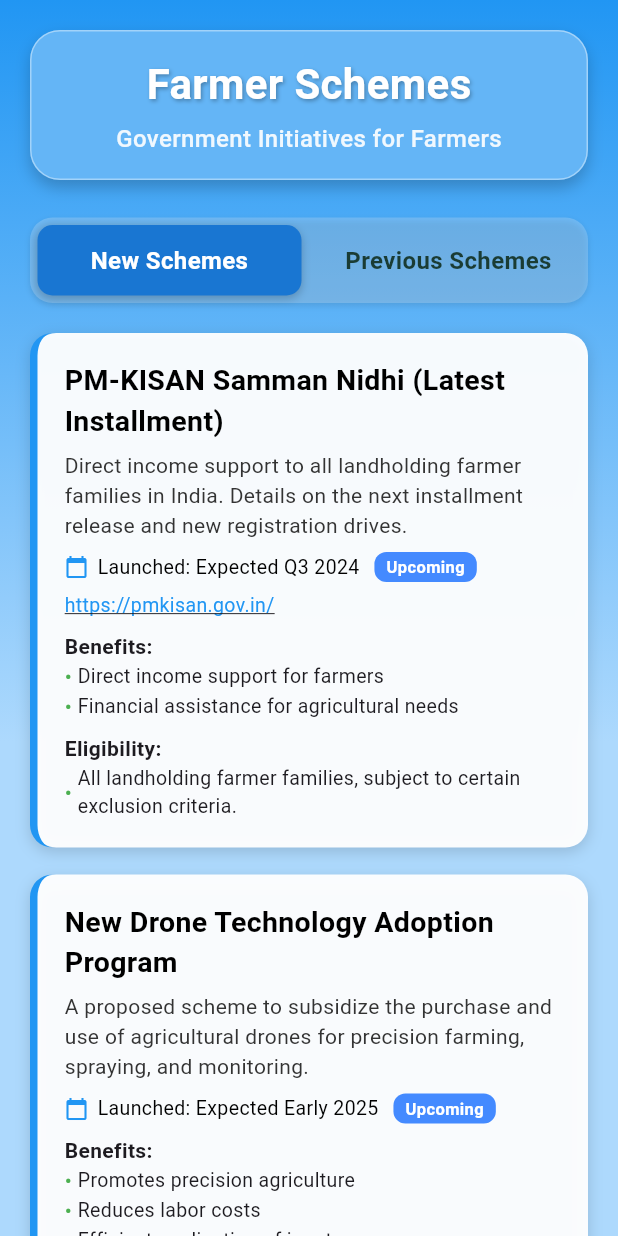
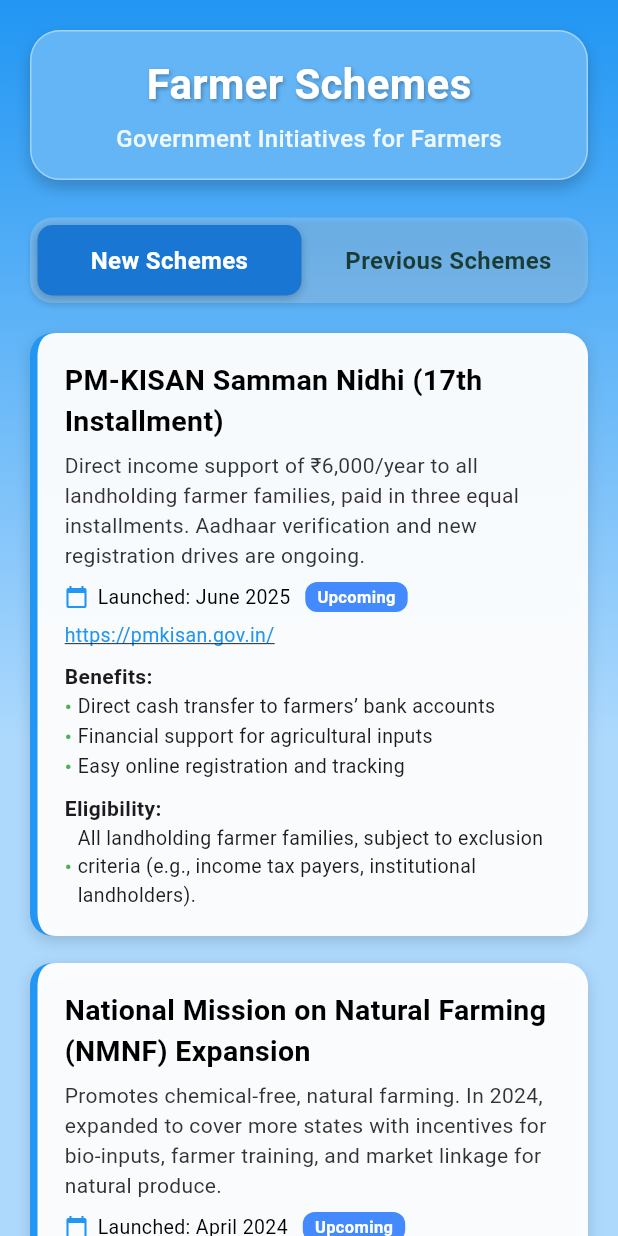
Before and after one commit to pranav14-1/HariVest, a Flutter app: the ReminderScreen screen opened directly, on a phone screen of 412 x 824 dp. Run offline on Flutter 3.47's test engine with Material 3 defaults, Android fonts, the phone set to English and light mode, and no system bars; our stand-ins replace firebase_auth, firebase_core, flutter_dotenv, google_generative_ai, image_picker; accounts and stored records are empty.

Commit message:
Refactor Scheme model and update mock data
Moved the Scheme class to a new file (lib/models/scheme.dart) and updated reminder_screen.dart to import it. Expanded and revised the mockSchemes list with updated and new scheme entries, improving data structure and clarity.

```diff
--- /dev/null
+++ b/lib/models/scheme.dart
@@ -0,0 +1,21 @@
+class Scheme {
+  final String id;
+  final String name;
+  final String description;
+  final String launchDate;
+  final String status; // 'previous' | 'upcoming' | 'newly-launched'
+  final String? link;
+  final List<String> benefits;
+  final List<String> eligibility;
+
+  Scheme({
+    required this.id,
+    required this.name,
+    required this.description,
+    required this.launchDate,
+    required this.status,
+    this.link,
+    required this.benefits,
+    required this.eligibility,
+  });
+}
--- a/lib/screens/reminder_screen.dart
+++ b/lib/screens/reminder_screen.dart
@@ -1,34 +1,115 @@
 import 'package:flutter/material.dart';
-
-// --- MOCK DATA FOR FARMER SCHEMES ---
-class Scheme {
-  final String id;
-  final String name;
-  final String description;
-  final String launchDate;
-  final String status; // 'previous' | 'upcoming' | 'newly-launched'
-  final String? link;
-  final List<String> benefits;
-  final List<String> eligibility;
-
-  Scheme({
-    required this.id,
-    required this.name,
-    required this.description,
-    required this.launchDate,
-    required this.status,
-    this.link,
-    required this.benefits,
-    required this.eligibility,
-  });
-}
+import 'package:pws/models/scheme.dart';
 
 final List<Scheme> mockSchemes = [
   Scheme(
     id: 'scheme1',
+    name: 'PM-KISAN Samman Nidhi (17th Installment)',
+    description:
+        'Direct income support of ₹6,000/year to all landholding farmer families, paid in three equal installments. Aadhaar verification and new registration drives are ongoing.',
+    launchDate: 'June 2025',
+    status: 'upcoming',
+    link: 'https://pmkisan.gov.in/',
+    benefits: [
+      'Direct cash transfer to farmers’ bank accounts',
+      'Financial support for agricultural inputs',
+      'Easy online registration and tracking',
+    ],
+    eligibility: [
+      'All landholding farmer families, subject to exclusion criteria (e.g., income tax payers, institutional landholders).',
+    ],
+  ),
+  Scheme(
+    id: 'scheme2',
+    name: 'National Mission on Natural Farming (NMNF) Expansion',
+    description:
+        'Promotes chemical-free, natural farming. In 2024, expanded to cover more states with incentives for bio-inputs, farmer training, and market linkage for natural produce.',
+    launchDate: 'April 2024',
+    status: 'upcoming',
+    link: 'https://agricoop.gov.in/',
+    benefits: [
+      'Financial assistance for adopting natural farming',
+      'Training and capacity building',
+      'Support for bio-input production units',
+    ],
+    eligibility: [
+      'Small and marginal farmers, FPOs, and SHGs engaged in natural farming.',
+    ],
+  ),
+  Scheme(
+    id: 'scheme3',
+    name: 'Drone Didi Yojana',
+    description:
+        'Empowers women’s self-help groups (SHGs) to operate agricultural drones for crop monitoring and spraying. Subsidies and training provided for drone purchase and operation.',
+    launchDate: 'January 2025',
+    status: 'upcoming',
+    link: 'https://pib.gov.in/',
+    benefits: [
+      'Subsidized drones for SHGs',
+      'Training and certification for women operators',
+      'Promotes precision agriculture and women’s entrepreneurship',
+    ],
+    eligibility: [
+      'Registered women’s self-help groups (SHGs) in rural areas.',
+    ],
+  ),
+  Scheme(
+    id: 'scheme4',
+    name: 'Climate Smart Villages 2.0',
+    description:
+        'Expanded in 2024, this initiative focuses on climate-resilient crops, water conservation, and digital weather advisory services. Includes IoT-based soil and weather sensors in pilot districts.',
+    launchDate: 'July 2024',
+    status: 'upcoming',
+    link: 'https://agricoop.gov.in/',
+    benefits: [
+      'Access to climate-resilient seeds',
+      'Subsidies for micro-irrigation and water harvesting',
+      'Real-time weather and soil health alerts',
+    ],
+    eligibility: [
+      'Farmers in selected climate-vulnerable districts.',
+    ],
+  ),
+  Scheme(
+    id: 'scheme5',
+    name: 'Agri-Startup Challenge 2025',
+    description:
+        'A new grant and incubation program for agri-tech startups, focusing on AI, IoT, and sustainable solutions for smallholder farmers. Winners receive funding, mentorship, and pilot opportunities.',
+    launchDate: 'March 2025',
+    status: 'upcoming',
+    link: 'https://www.startupindia.gov.in/',
+    benefits: [
+      'Seed funding and incubation',
+      'Pilot projects with government support',
+      'Access to agri-business networks',
+    ],
+    eligibility: [
+      'Registered Indian startups in the agriculture sector.',
+    ],
+  ),
+  Scheme(
+    id: 'scheme6',
+    name: 'Digital Crop Survey (DCS) 2.0',
+    description:
+        'Nationwide rollout of digital crop survey using satellite and mobile app data for accurate crop area records, enabling better insurance, subsidy, and disaster relief targeting.',
+    launchDate: '2024–2025',
+    status: 'upcoming',
+    link: 'https://pib.gov.in/',
+    benefits: [
+      'Accurate crop data for all farmers',
+      'Faster insurance and disaster compensation',
+      'Reduced paperwork for government schemes',
+    ],
+    eligibility: [
+      'All farmers participating in government crop schemes.',
+    ],
+  ),
+  // Example of a previous scheme (for tab separation)
+  Scheme(
+    id: 'scheme7',
     name: 'Pradhan Mantri Fasal Bima Yojana (PMFBY)',
     description:
-        'A scheme to provide insurance coverage and financial support to farmers in the event of failure of any of the notified crops as a result of natural calamities, pests & diseases.',
+        'Insurance coverage and financial support to farmers in the event of failure of notified crops as a result of natural calamities, pests & diseases.',
     launchDate: 'February 2016',
     status: 'previous',
     link: 'https://pmfby.gov.in/',
@@ -42,10 +123,10 @@
     ],
   ),
   Scheme(
-    id: 'scheme2',
+    id: 'scheme8',
     name: 'Kisan Credit Card (KCC) Scheme',
     description:
-        'A scheme to provide adequate and timely credit support to farmers for their cultivation needs, purchase of agricultural inputs, and post-harvest expenses.',
+        'Adequate and timely credit support to farmers for their cultivation needs, purchase of agricultural inputs, and post-harvest expenses.',
     launchDate: 'August 1998',
     status: 'previous',
     link: 'https://pmkisan.gov.in/KccApplication.aspx',
@@ -59,10 +140,10 @@
     ],
   ),
   Scheme(
-    id: 'scheme3',
+    id: 'scheme9',
     name: 'Soil Health Card Scheme',
     description:
-        'A program launched to help farmers improve productivity through judicious use of fertilizers by providing soil nutrient status to farmers.',
+        'Helps farmers improve productivity through judicious use of fertilizers by providing soil nutrient status to farmers.',
     launchDate: 'February 2015',
     status: 'previous',
     link: 'https://www.soilhealth.dac.gov.in/',
@@ -74,10 +155,10 @@
     eligibility: ['All farmers can get a Soil Health Card.'],
   ),
   Scheme(
-    id: 'scheme4',
+    id: 'scheme10',
     name: 'National Agriculture Market (e-NAM)',
     description:
-        'An online trading platform for agricultural commodities in India. The platform facilitates farmers, traders, and buyers with online trading in commodities.',
+        'An online trading platform for agricultural commodities in India, facilitating farmers, traders, and buyers with online trading.',
     launchDate: 'April 2016',
     status: 'previous',
     link: 'https://www.enam.gov.in/',
@@ -88,71 +169,7 @@
     ],
     eligibility: ['Farmers who are members of APMCs connected to e-NAM.'],
   ),
-  // Upcoming/Newly Launched Schemes
-  Scheme(
-    id: 'scheme5',
-    name: 'PM-KISAN Samman Nidhi (Latest Installment)',
-    description:
-        'Direct income support to all landholding farmer families in India. Details on the next installment release and new registration drives.',
-    launchDate: 'Expected Q3 2024',
-    status: 'upcoming',
-    link: 'https://pmkisan.gov.in/',
-    benefits: [
-      'Direct income support for farmers',
-      'Financial assistance for agricultural needs',
-    ],
-    eligibility: [
-      'All landholding farmer families, subject to certain exclusion criteria.',
-    ],
-  ),
-  Scheme(
-    id: 'scheme6',
-    name: 'New Drone Technology Adoption Program',
-    description:
-        'A proposed scheme to subsidize the purchase and use of agricultural drones for precision farming, spraying, and monitoring.',
-    launchDate: 'Expected Early 2025',
-    status: 'upcoming',
-    benefits: [
-      'Promotes precision agriculture',
-      'Reduces labor costs',
-      'Efficient application of inputs',
-    ],
-    eligibility: [
-      'Farmer producer organizations (FPOs), individual farmers with certain land holdings.',
-    ],
-  ),
-  Scheme(
-    id: 'scheme7',
-    name: 'Climate-Resilient Agriculture Initiative',
-    description:
-        'A newly launched initiative focusing on sustainable farming practices, water conservation, and development of climate-resistant crop varieties.',
-    launchDate: 'June 2024',
-    status: 'newly-launched',
-    link: 'https://example.gov.in/climate-resilience',
-    benefits: [
-      'Sustainable farming',
-      'Improved water efficiency',
-      'New crop varieties for extreme weather',
-    ],
-    eligibility: ['Farmers in identified climate-vulnerable regions.'],
-  ),
-  Scheme(
-    id: 'scheme8',
-    name: 'Agri-Tech Startup Incubation Grant',
-    description:
-        'A new grant program to support agricultural technology startups focusing on innovative solutions for small and marginal farmers.',
-    launchDate: 'May 2024',
-    status: 'newly-launched',
-    link: 'https://example.gov.in/agri-tech-grants',
-    benefits: [
-      'Funding for innovation',
-      'Job creation in rural areas',
-      'Development of farmer-centric tech',
-    ],
-    eligibility: ['Registered Agri-Tech startups with a valid business plan.'],
-  ),
 ];
-// --- END MOCK DATA FOR FARMER SCHEMES ---
 
 class ReminderScreen extends StatefulWidget {
   const ReminderScreen({Key? key}) : super(key: key);
```
